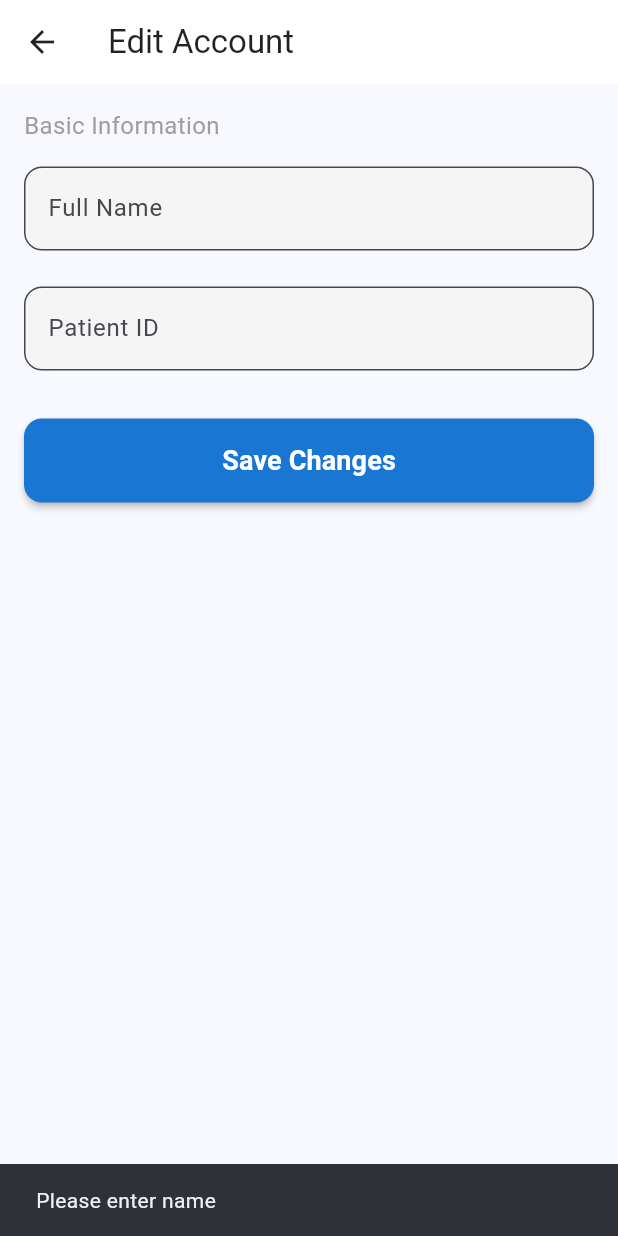
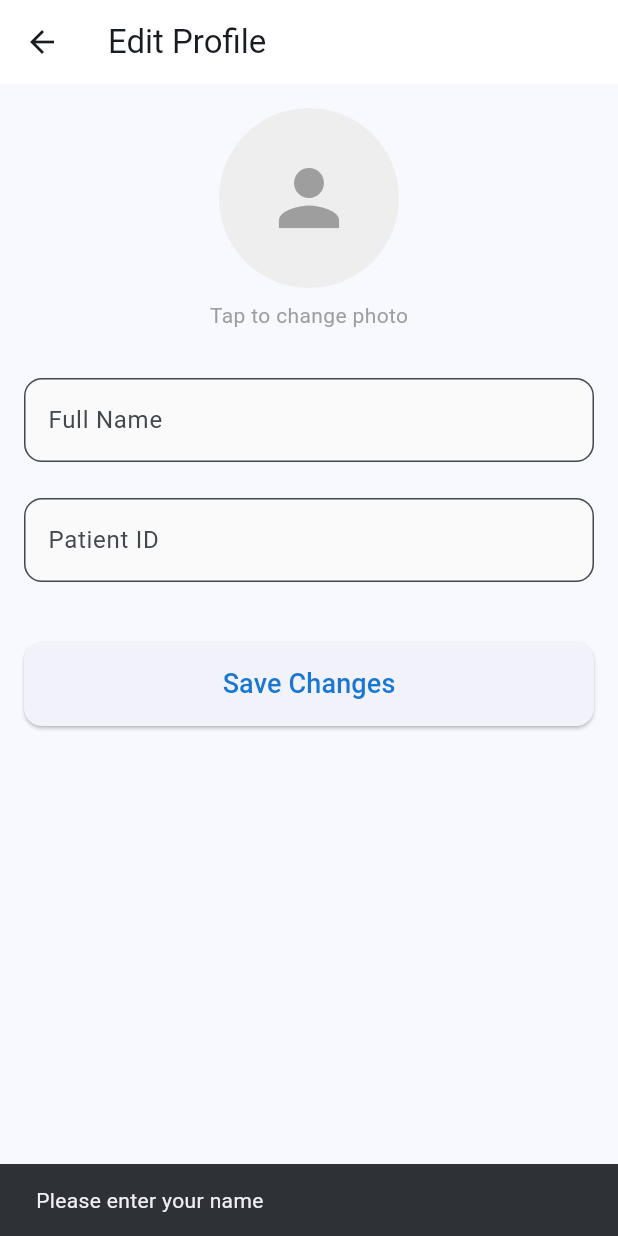
Before and after one commit to 5itspj/FYP_Scanaract, a Flutter app: the EditAccountScreen screen opened directly, after a tap on "Save Changes", on a phone screen of 412 x 824 dp. Run offline on Flutter 3.47's test engine with Material 3 defaults, Android fonts, the phone set to English and light mode, and no system bars; our stand-ins replace connectivity_plus, image_picker, supabase_flutter; missing offline and left inert: android_intent_plus; accounts and stored records are empty.

Commit message:
all basic frontend complete

```diff
--- a/FYP_Frontend/lib/edit_account_screen.dart
+++ b/FYP_Frontend/lib/edit_account_screen.dart
@@ -1,5 +1,7 @@
 import 'package:flutter/material.dart';
 import 'package:supabase_flutter/supabase_flutter.dart';
+import 'package:image_picker/image_picker.dart';
+import 'dart:io';
 
 class EditAccountScreen extends StatefulWidget {
   const EditAccountScreen({super.key});
@@ -10,10 +12,11 @@ class EditAccountScreen extends StatefulWidget {
 
 class _EditAccountScreenState extends State<EditAccountScreen> {
   final _supabase = Supabase.instance.client;
-
   final _fullNameController = TextEditingController();
   final _patientIdController = TextEditingController();
 
+  String? _avatarUrl;
+  File? _selectedImage;
   bool _isLoading = false;
   bool _isSaving = false;
 
@@ -25,7 +28,6 @@ class _EditAccountScreenState extends State<EditAccountScreen> {
 
   Future<void> _loadCurrentProfile() async {
     setState(() => _isLoading = true);
-
     try {
       final user = _supabase.auth.currentUser;
       if (user == null) return;
@@ -38,6 +40,7 @@ class _EditAccountScreenState extends State<EditAccountScreen> {
 
       _fullNameController.text = data['full_name'] ?? '';
       _patientIdController.text = data['patient_id'] ?? '';
+      _avatarUrl = data['avatar_url'] as String?;
     } catch (e) {
       debugPrint('Failed to load profile: $e');
     } finally {
@@ -45,10 +48,69 @@ class _EditAccountScreenState extends State<EditAccountScreen> {
     }
   }
 
+  Future<void> _pickAndUploadAvatar() async {
+    final picker = ImagePicker();
+    final pickedFile = await picker.pickImage(
+      source: ImageSource.gallery,
+      maxWidth: 800,
+      imageQuality: 80,
+    );
+
+    if (pickedFile == null) return;
+
+    setState(() {
+      _selectedImage = File(pickedFile.path);
+    });
+
+    await _uploadAvatar(File(pickedFile.path));
+  }
+
+  Future<void> _uploadAvatar(File imageFile) async {
+    setState(() => _isSaving = true);
+
+    try {
+      final user = _supabase.auth.currentUser;
+      if (user == null) throw Exception('Not logged in');
+
+      final fileExt = imageFile.path.split('.').last;
+      final fileName = '${user.id}-${DateTime.now().millisecondsSinceEpoch}.$fileExt';
+      final filePath = 'avatars/$fileName';
+
+      await _supabase.storage.from('avatars').upload(
+        filePath,
+        imageFile,
+        fileOptions: FileOptions(contentType: 'image/${fileExt == 'jpg' ? 'jpeg' : fileExt}'),
+      );
+
+      final publicUrl = _supabase.storage.from('avatars').getPublicUrl(filePath);
+
+      await _supabase.from('profiles').update({
+        'avatar_url': publicUrl,
+        'updated_at': DateTime.now().toIso8601String(),
+      }).eq('id', user.id);
+
+      setState(() => _avatarUrl = publicUrl);
+
+      if (mounted) {
+        ScaffoldMessenger.of(context).showSnackBar(
+          const SnackBar(content: Text('Avatar updated successfully!'), backgroundColor: Colors.green),
+        );
+      }
+    } catch (e) {
+      if (mounted) {
+        ScaffoldMessenger.of(context).showSnackBar(
+          SnackBar(content: Text('Failed to upload avatar: $e'), backgroundColor: Colors.red),
+        );
+      }
+    } finally {
+      if (mounted) setState(() => _isSaving = false);
+    }
+  }
+
   Future<void> _saveProfile() async {
     if (_fullNameController.text.trim().isEmpty) {
       ScaffoldMessenger.of(context).showSnackBar(
-        const SnackBar(content: Text('Please enter name')),
+        const SnackBar(content: Text('Please enter your name')),
       );
       return;
     }
@@ -67,21 +129,14 @@ class _EditAccountScreenState extends State<EditAccountScreen> {
 
       if (mounted) {
         ScaffoldMessenger.of(context).showSnackBar(
-          const SnackBar(
-            content: Text('Profile updated successfully!'),
-            backgroundColor: Colors.green,
-          ),
+          const SnackBar(content: Text('Profile updated successfully!'), backgroundColor: Colors.green),
         );
-
         Navigator.pop(context, true);
       }
     } catch (e) {
       if (mounted) {
         ScaffoldMessenger.of(context).showSnackBar(
-          SnackBar(
-            content: Text('Save failed, please try again later'),
-            backgroundColor: Colors.red,
-          ),
+          SnackBar(content: Text('Save failed: $e'), backgroundColor: Colors.red),
         );
       }
     } finally {
@@ -100,64 +155,55 @@ class _EditAccountScreenState extends State<EditAccountScreen> {
   Widget build(BuildContext context) {
     return Scaffold(
       appBar: AppBar(
-        title: const Text('Edit Account'),
+        title: const Text('Edit Profile'),
         backgroundColor: Colors.white,
-        elevation: 0,
-        foregroundColor: Colors.black87,
       ),
       body: _isLoading
           ? const Center(child: CircularProgressIndicator())
           : SingleChildScrollView(
-              padding: const EdgeInsets.all(16.0),
+              padding: const EdgeInsets.all(16),
               child: Column(
-                crossAxisAlignment: CrossAxisAlignment.start,
                 children: [
-                  const Text('Basic Information', style: TextStyle(fontSize: 16, color: Colors.grey)),
-                  const SizedBox(height: 16),
+                  GestureDetector(
+                    onTap: _pickAndUploadAvatar,
+                    child: CircleAvatar(
+                      radius: 60,
+                      backgroundColor: Colors.grey[200],
+                      backgroundImage: _selectedImage != null
+                          ? FileImage(_selectedImage!)
+                          : (_avatarUrl != null && _avatarUrl!.isNotEmpty
+                              ? NetworkImage(_avatarUrl!)
+                              : null),
+                      child: (_avatarUrl == null || _avatarUrl!.isEmpty) && _selectedImage == null
+                          ? const Icon(Icons.person, size: 60, color: Colors.grey)
+                          : null,
+                    ),
+                  ),
+                  const SizedBox(height: 8),
+                  const Text('Tap to change photo', style: TextStyle(color: Colors.grey)),
+
+                  const SizedBox(height: 32),
 
                   TextField(
                     controller: _fullNameController,
-                    decoration: InputDecoration(
-                      labelText: 'Full Name',
-                      border: OutlineInputBorder(borderRadius: BorderRadius.circular(12)),
-                      filled: true,
-                      fillColor: Colors.grey[100],
-                    ),
+                    decoration: const InputDecoration(labelText: 'Full Name'),
                   ),
                   const SizedBox(height: 24),
 
                   TextField(
                     controller: _patientIdController,
-                    decoration: InputDecoration(
-                      labelText: 'Patient ID',
-                      border: OutlineInputBorder(borderRadius: BorderRadius.circular(12)),
-                      filled: true,
-                      fillColor: Colors.grey[100],
-                    ),
+                    decoration: const InputDecoration(labelText: 'Patient ID'),
                   ),
-                  const SizedBox(height: 32),
+                  const SizedBox(height: 40),
 
                   SizedBox(
                     width: double.infinity,
                     height: 56,
                     child: ElevatedButton(
                       onPressed: _isSaving ? null : _saveProfile,
-                      style: ElevatedButton.styleFrom(
-                        backgroundColor: Colors.blue.shade700,
-                        foregroundColor: Colors.white,
-                        shape: RoundedRectangleBorder(borderRadius: BorderRadius.circular(12)),
-                        elevation: 2,
-                      ),
                       child: _isSaving
-                          ? const SizedBox(
-                              height: 24,
-                              width: 24,
-                              child: CircularProgressIndicator(color: Colors.white, strokeWidth: 3),
-                            )
-                          : const Text(
-                              'Save Changes',
-                              style: TextStyle(fontSize: 18, fontWeight: FontWeight.w600),
-                            ),
+                          ? const CircularProgressIndicator(color: Colors.white)
+                          : const Text('Save Changes', style: TextStyle(fontSize: 18)),
                     ),
                   ),
                 ],
--- a/FYP_Frontend/pubspec.yaml
+++ b/FYP_Frontend/pubspec.yaml
@@ -16,6 +16,7 @@ dependencies:
   android_intent_plus: ^4.0.3
   connectivity_plus: ^5.0.2
   http: ^0.13.6
+  image_picker: ^1.1.2
 
 dev_dependencies:
   flutter_test:
```
Also changed, not shown: FYP_Frontend/lib/historyscreen.dart (+84 -78 lines), FYP_Frontend/lib/main.dart (+50 -9 lines), FYP_Frontend/lib/message_screen.dart (+46 -31 lines), FYP_Frontend/lib/reset_password_with_otp.dart (added, +183 -0 lines), FYP_Frontend/pubspec.lock, 5 other files.
